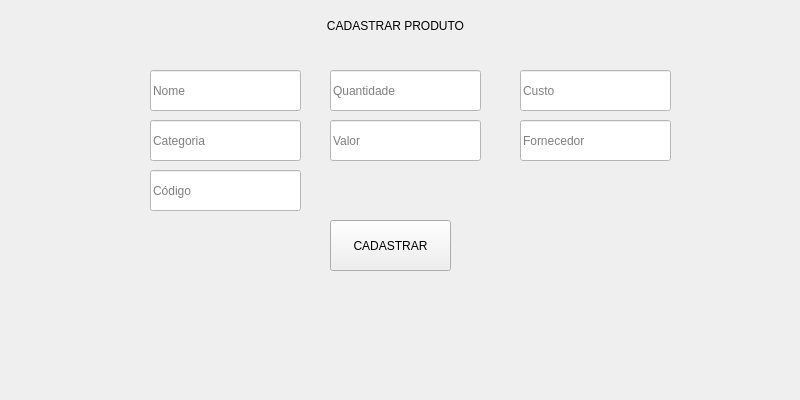
This is CadProd.ui in leohpmoreira/inventoryManagement as Qt 5 draws it before an edit. The edited form follows.
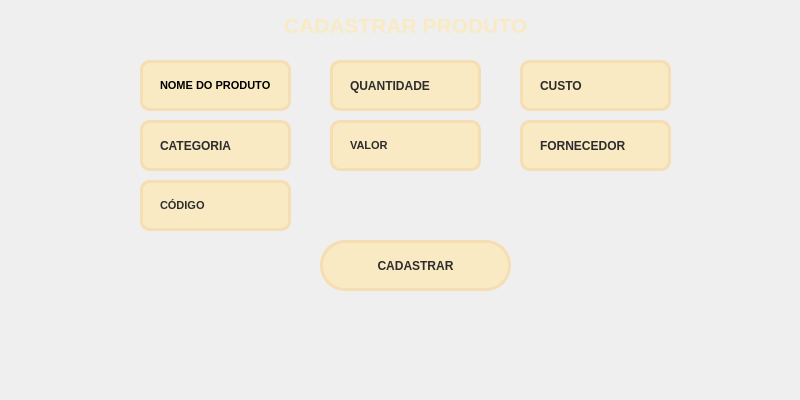
This is the edited form.

The edit to the form file:
```diff
--- a/CadProd.ui
+++ b/CadProd.ui
@@ -13,53 +13,315 @@
   <property name="windowTitle">
    <string>Form</string>
   </property>
-  <widget class="QLineEdit" name="custo">
-   <property name="geometry">
-    <rect>
-     <x>520</x>
-     <y>70</y>
-     <width>151</width>
-     <height>41</height>
-    </rect>
-   </property>
-   <property name="styleSheet">
-    <string notr="true">background-color: rgb(255, 255, 255);</string>
-   </property>
-   <property name="text">
-    <string/>
-   </property>
-   <property name="placeholderText">
-    <string>Custo</string>
-   </property>
-  </widget>
   <widget class="QLineEdit" name="nome">
    <property name="geometry">
     <rect>
-     <x>150</x>
-     <y>70</y>
+     <x>140</x>
+     <y>60</y>
      <width>151</width>
-     <height>41</height>
+     <height>51</height>
     </rect>
    </property>
+   <property name="font">
+    <font>
+     <family>Segoe UI</family>
+     <pointsize>8</pointsize>
+     <weight>75</weight>
+     <bold>true</bold>
+    </font>
+   </property>
    <property name="styleSheet">
-    <string notr="true">background-color: rgb(255, 255, 255);</string>
+    <string notr="true">QLineEdit {
+	border: 3px solid rgb(245, 222, 179);
+	border-radius: 10px;
+	padding: 15px;
+	background-color:rgb(249, 234, 195);
+}
+QLineEdit:hover {
+	border: 3px solid rgb(55, 55, 55);
+}
+QLineEdit:focus {
+	border: 3px solid rgb(135, 206, 250);
+	color: rgb(45, 45, 45);
+}</string>
    </property>
    <property name="text">
-    <string/>
+    <string>NOME DO PRODUTO</string>
    </property>
-   <property name="placeholderText">
-    <string>Nome</string>
+  </widget>
+  <widget class="QLineEdit" name="valor_2">
+   <property name="geometry">
+    <rect>
+     <x>140</x>
+     <y>180</y>
+     <width>151</width>
+     <height>51</height>
+    </rect>
+   </property>
+   <property name="font">
+    <font>
+     <family>Segoe UI</family>
+     <pointsize>8</pointsize>
+     <weight>75</weight>
+     <bold>true</bold>
+    </font>
+   </property>
+   <property name="styleSheet">
+    <string notr="true">QLineEdit {
+	border: 3px solid rgb(245, 222, 179);
+	border-radius: 10px;
+	padding: 15px;
+	background-color:rgb(249, 234, 195);
+	color: rgb(45, 45, 45);
+}
+QLineEdit:hover {
+	border: 3px solid rgb(55, 55, 55);
+}
+QLineEdit:focus {
+	border: 3px solid rgb(135, 206, 250);
+	color: rgb(45, 45, 45);
+}</string>
+   </property>
+   <property name="text">
+    <string>CÓDIGO</string>
+   </property>
+  </widget>
+  <widget class="QLineEdit" name="categoria">
+   <property name="geometry">
+    <rect>
+     <x>140</x>
+     <y>120</y>
+     <width>151</width>
+     <height>51</height>
+    </rect>
+   </property>
+   <property name="font">
+    <font>
+     <family>Segoe UI</family>
+     <weight>75</weight>
+     <bold>true</bold>
+    </font>
+   </property>
+   <property name="styleSheet">
+    <string notr="true">QLineEdit {
+	border: 3px solid rgb(245, 222, 179);
+	border-radius: 10px;
+	padding: 15px;
+	background-color:rgb(249, 234, 195);
+	color: rgb(45, 45, 45);
+}
+QLineEdit:hover {
+	border: 3px solid rgb(55, 55, 55);
+}
+QLineEdit:focus {
+	border: 3px solid rgb(135, 206, 250);
+	color: rgb(45, 45, 45);
+}</string>
+   </property>
+   <property name="text">
+    <string>CATEGORIA</string>
+   </property>
+  </widget>
+  <widget class="QLineEdit" name="quantidade">
+   <property name="geometry">
+    <rect>
+     <x>330</x>
+     <y>60</y>
+     <width>151</width>
+     <height>51</height>
+    </rect>
+   </property>
+   <property name="font">
+    <font>
+     <family>Segoe UI</family>
+     <weight>75</weight>
+     <bold>true</bold>
+    </font>
+   </property>
+   <property name="styleSheet">
+    <string notr="true">QLineEdit {
+	border: 3px solid rgb(245, 222, 179);
+	border-radius: 10px;
+	padding: 15px;
+	background-color:rgb(249, 234, 195);
+	color: rgb(45, 45, 45);
+}
+QLineEdit:hover {
+	border: 3px solid rgb(55, 55, 55);
+}
+QLineEdit:focus {
+	border: 3px solid rgb(135, 206, 250);
+	color: rgb(45, 45, 45);
+}</string>
+   </property>
+   <property name="text">
+    <string>QUANTIDADE</string>
+   </property>
+  </widget>
+  <widget class="QLineEdit" name="valor">
+   <property name="geometry">
+    <rect>
+     <x>330</x>
+     <y>120</y>
+     <width>151</width>
+     <height>51</height>
+    </rect>
+   </property>
+   <property name="font">
+    <font>
+     <family>Segoe UI</family>
+     <pointsize>8</pointsize>
+     <weight>75</weight>
+     <bold>true</bold>
+    </font>
+   </property>
+   <property name="styleSheet">
+    <string notr="true">QLineEdit {
+	border: 3px solid rgb(245, 222, 179);
+	border-radius: 10px;
+	padding: 15px;
+	background-color:rgb(249, 234, 195);
+	color: rgb(45, 45, 45);
+}
+QLineEdit:hover {
+	border: 3px solid rgb(55, 55, 55);
+}
+QLineEdit:focus {
+	border: 3px solid rgb(135, 206, 250);
+	color: rgb(45, 45, 45);
+}</string>
+   </property>
+   <property name="text">
+    <string>VALOR</string>
+   </property>
+  </widget>
+  <widget class="QLineEdit" name="custo">
+   <property name="geometry">
+    <rect>
+     <x>520</x>
+     <y>60</y>
+     <width>151</width>
+     <height>51</height>
+    </rect>
+   </property>
+   <property name="font">
+    <font>
+     <family>Segoe UI</family>
+     <weight>75</weight>
+     <bold>true</bold>
+    </font>
+   </property>
+   <property name="styleSheet">
+    <string notr="true">QLineEdit {
+	border: 3px solid rgb(245, 222, 179);
+	border-radius: 10px;
+	padding: 15px;
+	background-color:rgb(249, 234, 195);
+	color: rgb(45, 45, 45);
+}
+QLineEdit:hover {
+	border: 3px solid rgb(55, 55, 55);
+}
+QLineEdit:focus {
+	border: 3px solid rgb(135, 206, 250);
+	color: rgb(45, 45, 45);
+}</string>
+   </property>
+   <property name="text">
+    <string>CUSTO</string>
+   </property>
+  </widget>
+  <widget class="QLineEdit" name="fornecedor">
+   <property name="geometry">
+    <rect>
+     <x>520</x>
+     <y>120</y>
+     <width>151</width>
+     <height>51</height>
+    </rect>
+   </property>
+   <property name="font">
+    <font>
+     <family>Segoe UI</family>
+     <weight>75</weight>
+     <bold>true</bold>
+    </font>
+   </property>
+   <property name="styleSheet">
+    <string notr="true">QLineEdit {
+	border: 3px solid rgb(245, 222, 179);
+	border-radius: 10px;
+	padding: 15px;
+	background-color:rgb(249, 234, 195);
+	color: rgb(45, 45, 45);
+}
+QLineEdit:hover {
+	border: 3px solid rgb(55, 55, 55);
+}
+QLineEdit:focus {
+	border: 3px solid rgb(135, 206, 250);
+	color: rgb(45, 45, 45);
+}</string>
+   </property>
+   <property name="text">
+    <string>FORNECEDOR</string>
+   </property>
+  </widget>
+  <widget class="QPushButton" name="pushButton_2">
+   <property name="geometry">
+    <rect>
+     <x>320</x>
+     <y>240</y>
+     <width>191</width>
+     <height>51</height>
+    </rect>
+   </property>
+   <property name="font">
+    <font>
+     <family>Segoe UI</family>
+     <weight>75</weight>
+     <bold>true</bold>
+    </font>
+   </property>
+   <property name="styleSheet">
+    <string notr="true">QPushButton{	
+	border: 3px solid rgb(245, 222, 179);
+	border-radius: 25px;
+	background-color:rgb(249, 234, 195);
+	color: rgb(45, 45, 45);
+}
+QPushButton:hover{	
+	border: 3px solid rgb(55, 55, 55);
+}
+QPushButton:pressed{	
+	background-color: rgb(135, 206, 250);
+	color: rgb(45, 45, 45);
+}</string>
+   </property>
+   <property name="text">
+    <string>CADASTRAR</string>
    </property>
   </widget>
   <widget class="QLabel" name="label_2">
    <property name="geometry">
     <rect>
-     <x>290</x>
+     <x>140</x>
      <y>10</y>
-     <width>211</width>
+     <width>531</width>
      <height>31</height>
     </rect>
    </property>
+   <property name="font">
+    <font>
+     <family>Segoe UI</family>
+     <pointsize>16</pointsize>
+     <weight>75</weight>
+     <bold>true</bold>
+    </font>
+   </property>
+   <property name="styleSheet">
+    <string notr="true">color:rgb(249, 234, 195);</string>
+   </property>
    <property name="text">
     <string>CADASTRAR PRODUTO</string>
    </property>
@@ -67,114 +329,6 @@
     <set>Qt::AlignCenter</set>
    </property>
   </widget>
-  <widget class="QLineEdit" name="valor">
-   <property name="geometry">
-    <rect>
-     <x>330</x>
-     <y>120</y>
-     <width>151</width>
-     <height>41</height>
-    </rect>
-   </property>
-   <property name="styleSheet">
-    <string notr="true">background-color: rgb(255, 255, 255);</string>
-   </property>
-   <property name="text">
-    <string/>
-   </property>
-   <property name="placeholderText">
-    <string>Valor</string>
-   </property>
-  </widget>
-  <widget class="QLineEdit" name="fornecedor">
-   <property name="geometry">
-    <rect>
-     <x>520</x>
-     <y>120</y>
-     <width>151</width>
-     <height>41</height>
-    </rect>
-   </property>
-   <property name="styleSheet">
-    <string notr="true">background-color: rgb(255, 255, 255);</string>
-   </property>
-   <property name="text">
-    <string/>
-   </property>
-   <property name="placeholderText">
-    <string>Fornecedor</string>
-   </property>
-  </widget>
-  <widget class="QLineEdit" name="categoria">
-   <property name="geometry">
-    <rect>
-     <x>150</x>
-     <y>120</y>
-     <width>151</width>
-     <height>41</height>
-    </rect>
-   </property>
-   <property name="styleSheet">
-    <string notr="true">background-color: rgb(255, 255, 255);</string>
-   </property>
-   <property name="text">
-    <string/>
-   </property>
-   <property name="placeholderText">
-    <string>Categoria</string>
-   </property>
-  </widget>
-  <widget class="QPushButton" name="pushButton_2">
-   <property name="geometry">
-    <rect>
-     <x>330</x>
-     <y>220</y>
-     <width>121</width>
-     <height>51</height>
-    </rect>
-   </property>
-   <property name="text">
-    <string>CADASTRAR</string>
-   </property>
-  </widget>
-  <widget class="QLineEdit" name="quantidade">
-   <property name="geometry">
-    <rect>
-     <x>330</x>
-     <y>70</y>
-     <width>151</width>
-     <height>41</height>
-    </rect>
-   </property>
-   <property name="styleSheet">
-    <string notr="true">background-color: rgb(255, 255, 255);</string>
-   </property>
-   <property name="text">
-    <string/>
-   </property>
-   <property name="placeholderText">
-    <string>Quantidade</string>
-   </property>
-  </widget>
-  <widget class="QLineEdit" name="valor_2">
-   <property name="geometry">
-    <rect>
-     <x>150</x>
-     <y>170</y>
-     <width>151</width>
-     <height>41</height>
-    </rect>
-   </property>
-   <property name="styleSheet">
-    <string notr="true">background-color: rgb(255, 255, 255);</string>
-   </property>
-   <property name="text">
-    <string/>
-   </property>
-   <property name="placeholderText">
-    <string>Código</string>
-   </property>
-  </widget>
  </widget>
  <resources/>
  <connections/>
```
